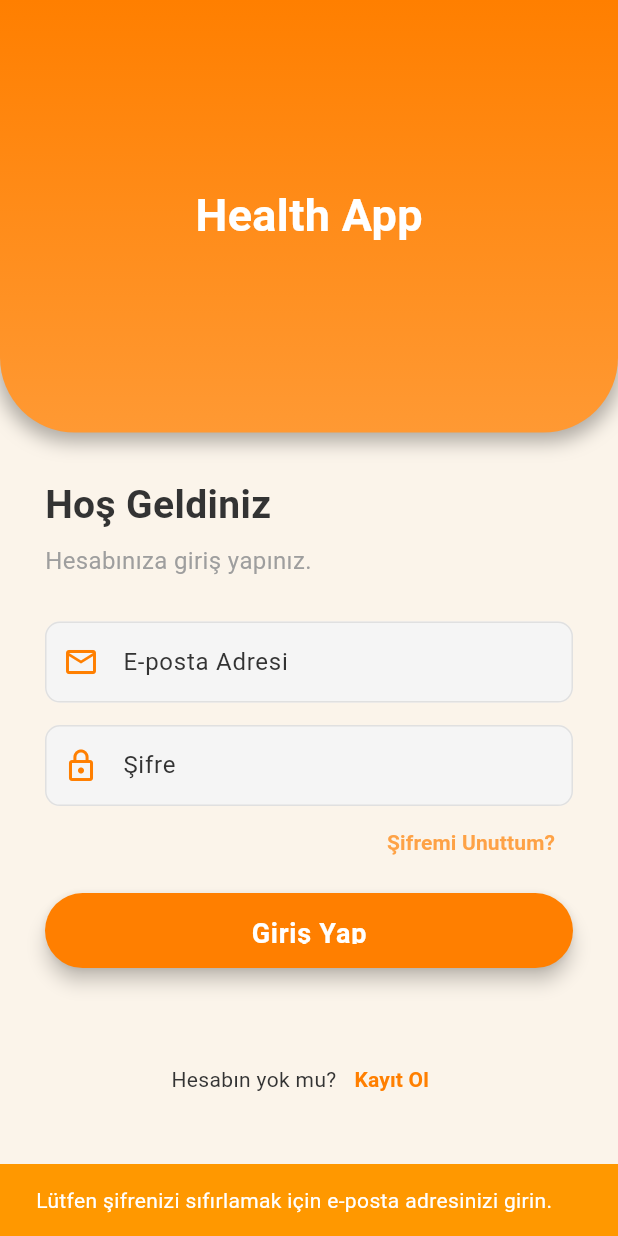
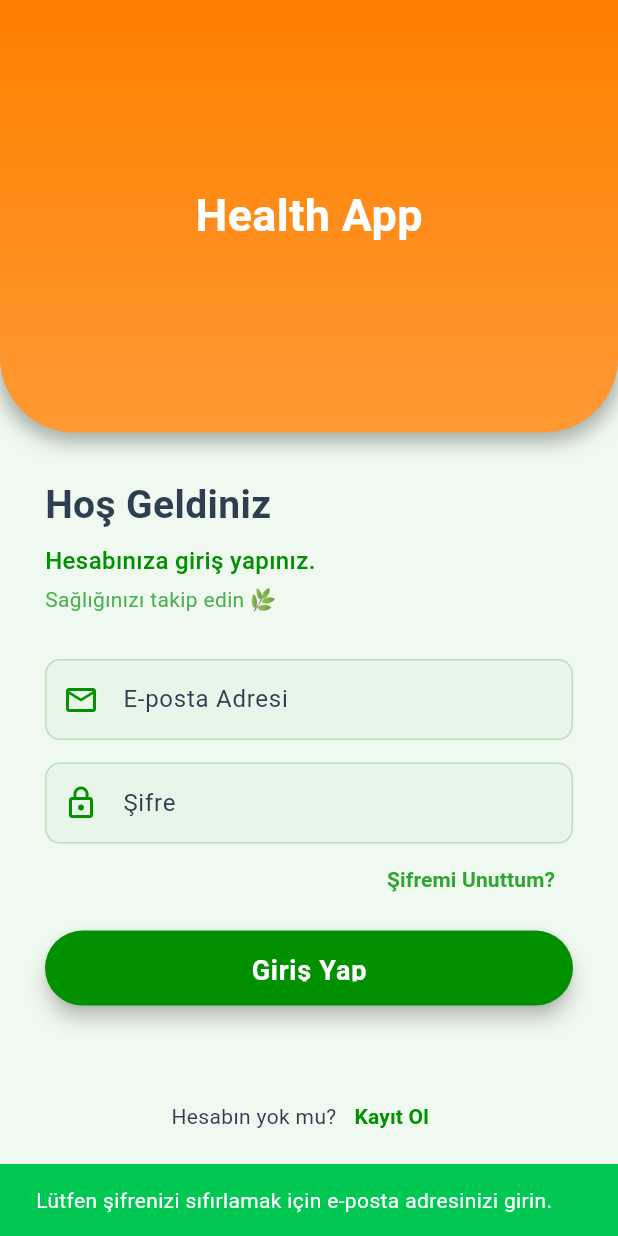
Before and after one commit to MerveSevim44/health-tracking-system, a Flutter app: the LoginScreen screen opened by its route, after a tap on "Şifremi Unuttum?", on a phone screen of 412 x 824 dp. Run offline on Flutter 3.47's test engine with Material 3 defaults, Android fonts, the phone set to English and light mode, and no system bars; our stand-ins replace firebase_auth, firebase_core, firebase_database, fl_chart; accounts and stored records are empty; network calls fail.

```diff
--- a/lib/screens/chat.dart
+++ b/lib/screens/chat.dart
@@ -1,7 +1,7 @@
 import 'package:flutter/material.dart';
 import 'dart:convert';
 import 'package:http/http.dart' as http;
-import 'package:health_care/widgets/theme.dart';
+import 'package:health_care/theme/theme.dart';
 import 'package:health_care/models/mood_model.dart';
 import 'package:provider/provider.dart';
 
@@ -40,7 +40,6 @@ class _ChatScreenState extends State<ChatScreen> {
     4: "Kullanıcı kendini **Kızgın** hissettiğini belirtti. Cevapların sabırlı, nötr ve duyguyu kabul eden bir tonda olmalıdır. Sakinleşmesine yardımcı olacak adımlar önerebilir veya sadece duygusunu boşaltmasına izin verebilirsin. Asla savunmacı veya itirazcı olma.",
   };
 
-
   @override
   void initState() {
     super.initState();
@@ -53,27 +52,35 @@ class _ChatScreenState extends State<ChatScreen> {
   void _sendInitialMessage() {
     // MoodModel'i sadece okuma modunda (listen: false) kullanmak initState'te güvenlidir.
     final moodModel = Provider.of<MoodModel>(context, listen: false);
-    final selectedMoodIndex = moodModel.selectedMoodIndex; // MoodModel'den gelen int
+    final selectedMoodIndex =
+        moodModel.selectedMoodIndex; // MoodModel'den gelen int
 
     String initialPrompt = "";
 
     // Ruha göre karşılama metni
     switch (selectedMoodIndex) {
       case 0: // Mutlu
-        initialPrompt = "Harika! Enerjin bana da geçti! ${moodModel.getMoodLabel(selectedMoodIndex)} hissetmene sevindim. Bugün ne hakkında konuşmak istersin?";
+        initialPrompt =
+            "Harika! Enerjin bana da geçti! ${moodModel.getMoodLabel(selectedMoodIndex)} hissetmene sevindim. Bugün ne hakkında konuşmak istersin?";
         break;
       case 2: // Üzgün
-        initialPrompt = "Merhaba. Bugün kendini ${moodModel.getMoodLabel(selectedMoodIndex)} hissediyormuşsun. Unutma, burası yargılanmadan her şeyi paylaşabileceğin güvenli bir alan. Seni dinlemek için buradayım, nasılsın?";
+        initialPrompt =
+            "Merhaba. Bugün kendini ${moodModel.getMoodLabel(selectedMoodIndex)} hissediyormuşsun. Unutma, burası yargılanmadan her şeyi paylaşabileceğin güvenli bir alan. Seni dinlemek için buradayım, nasılsın?";
         break;
       case 3: // Kaygılı
-        initialPrompt = "Merhaba, ${moodModel.getMoodLabel(selectedMoodIndex)} hissettiğini görüyorum. Bir nefes al. Şu an ne seni en çok meşgul ediyor? Eğer konuşmak zorsa, sadece 'Buradayım' yazabilirsin.";
+        initialPrompt =
+            "Merhaba, ${moodModel.getMoodLabel(selectedMoodIndex)} hissettiğini görüyorum. Bir nefes al. Şu an ne seni en çok meşgul ediyor? Eğer konuşmak zorsa, sadece 'Buradayım' yazabilirsin.";
         break;
       default:
-        initialPrompt = "Merhaba! ${moodModel.getMoodLabel(selectedMoodIndex)} hissettiğini görüyorum. Seni dinliyorum. Bugün konuşmak istediğin konu ne?";
+        initialPrompt =
+            "Merhaba! ${moodModel.getMoodLabel(selectedMoodIndex)} hissettiğini görüyorum. Seni dinliyorum. Bugün konuşmak istediğin konu ne?";
     }
 
     setState(() {
-      _messages.insert(0, ChatMessage(text: initialPrompt, type: ChatMessageType.bot));
+      _messages.insert(
+        0,
+        ChatMessage(text: initialPrompt, type: ChatMessageType.bot),
+      );
     });
   }
 
@@ -98,12 +105,14 @@ class _ChatScreenState extends State<ChatScreen> {
     final selectedMoodIndex = moodModel.selectedMoodIndex;
 
     // Ruha özel sistem talimatını al
-    final systemPrompt = _moodPrompts[selectedMoodIndex] ??
+    final systemPrompt =
+        _moodPrompts[selectedMoodIndex] ??
         "Sen bir destekleyici yapay zeka asistansın. Daima nazik, empatik ve yargılayıcı olmayan bir tonda cevap ver.";
 
     // --- 2. API İstek Gövdesinin Hazırlanması (Örnek: Gemini API) ---
     try {
-      final response = await http.post(
+      final response = await http
+          .post(
             Uri.parse(_geminiApiUrl),
             headers: {
               'Content-Type': 'application/json',
@@ -111,29 +120,51 @@ class _ChatScreenState extends State<ChatScreen> {
             },
             body: jsonEncode({
               'contents': [
-            {'role': 'system', 'parts': [{'text': systemPrompt}]},
-            {'role': 'user', 'parts': [{'text': userMessage}]}
+                {
+                  'role': 'system',
+                  'parts': [
+                    {'text': systemPrompt},
                   ],
-          'config': {'temperature': 0.7}
+                },
+                {
+                  'role': 'user',
+                  'parts': [
+                    {'text': userMessage},
+                  ],
+                },
+              ],
+              'config': {'temperature': 0.7},
             }),
-      ).timeout(const Duration(seconds: 30));
+          )
+          .timeout(const Duration(seconds: 30));
 
       String botResponseText;
 
       if (response.statusCode == 200) {
         final responseData = jsonDecode(utf8.decode(response.bodyBytes));
-        botResponseText = responseData['candidates'][0]['content']['parts'][0]['text'];
+        botResponseText =
+            responseData['candidates'][0]['content']['parts'][0]['text'];
       } else {
-        print('API Hata Kodu: ${response.statusCode}');
-        botResponseText = "Üzgünüm, Yapay Zeka servisine bağlanırken bir sorun oluştu. (Hata Kodu: ${response.statusCode})";
+        debugPrint('API Hata Kodu: ${response.statusCode}');
+        botResponseText =
+            "Üzgünüm, Yapay Zeka servisine bağlanırken bir sorun oluştu. (Hata Kodu: ${response.statusCode})";
       }
 
       setState(() {
-        _messages.insert(0, ChatMessage(text: botResponseText, type: ChatMessageType.bot));
+        _messages.insert(
+          0,
+          ChatMessage(text: botResponseText, type: ChatMessageType.bot),
+        );
       });
     } catch (e) {
       setState(() {
-        _messages.insert(0, ChatMessage(text: "Bir bağlantı hatası oluştu: $e", type: ChatMessageType.bot));
+        _messages.insert(
+          0,
+          ChatMessage(
+            text: "Bir bağlantı hatası oluştu: $e",
+            type: ChatMessageType.bot,
+          ),
+        );
       });
     } finally {
       setState(() {
@@ -158,16 +189,20 @@ class _ChatScreenState extends State<ChatScreen> {
               onSubmitted: _handleSubmitted,
               decoration: InputDecoration.collapsed(
                 hintText: 'Mesajınızı yazın...',
-                hintStyle: TextStyle(color: greyText.withOpacity(0.7)),
+                hintStyle: TextStyle(color: greyText.withValues(alpha: 0.7)),
               ),
-              style: TextStyle(color: Theme.of(context).textTheme.bodyMedium?.color),
+              style: TextStyle(
+                color: Theme.of(context).textTheme.bodyMedium?.color,
+              ),
             ),
           ),
           Container(
             margin: const EdgeInsets.symmetric(horizontal: 4.0),
             child: IconButton(
               icon: Icon(Icons.send, color: Theme.of(context).primaryColor),
-              onPressed: _isLoading ? null : () => _handleSubmitted(_textController.text),
+              onPressed: _isLoading
+                  ? null
+                  : () => _handleSubmitted(_textController.text),
             ),
           ),
         ],
@@ -189,11 +224,9 @@ class _ChatScreenState extends State<ChatScreen> {
         toolbarHeight: 80,
         backgroundColor: Color(0xFF009000),
         foregroundColor: Colors.white,
-        title: Text('AI Asistanı - $moodLabel Modu',
-          style: TextStyle(
-            fontSize: 22,
-            color: Colors.white,
-          ),
+        title: Text(
+          'AI Asistanı - $moodLabel Modu',
+          style: TextStyle(fontSize: 22, color: Colors.white),
         ),
       ),
       // Klavye açılıp kapanırken takılmaları azaltmak için önerilen ayar.
@@ -204,17 +237,21 @@ class _ChatScreenState extends State<ChatScreen> {
             child: ListView.builder(
               padding: const EdgeInsets.all(8.0),
               reverse: true,
-              itemBuilder: (_, int index) => _MessageBubble(message: _messages[index]),
+              itemBuilder: (_, int index) =>
+                  _MessageBubble(message: _messages[index]),
               itemCount: _messages.length,
             ),
           ),
 
-          if (_isLoading) LinearProgressIndicator(color: Theme.of(context).primaryColor),
+          if (_isLoading)
+            LinearProgressIndicator(color: Theme.of(context).primaryColor),
 
           const Divider(height: 1.0),
 
           Container(
-            decoration: BoxDecoration(color: Theme.of(context).scaffoldBackgroundColor),
+            decoration: BoxDecoration(
+              color: Theme.of(context).scaffoldBackgroundColor,
+            ),
             child: _buildTextComposer(),
           ),
         ],
@@ -231,11 +268,14 @@ class _MessageBubble extends StatelessWidget {
 
   @override
   Widget build(BuildContext context) {
-
     final isUser = message.type == ChatMessageType.user;
-    final alignment = isUser ? CrossAxisAlignment.end : CrossAxisAlignment.start;
+    final alignment = isUser
+        ? CrossAxisAlignment.end
+        : CrossAxisAlignment.start;
     final color = isUser ? Theme.of(context).primaryColor : lightCardColor;
-    final textColor = isUser ? Colors.white : Theme.of(context).textTheme.bodyMedium?.color;
+    final textColor = isUser
+        ? Colors.white
+        : Theme.of(context).textTheme.bodyMedium?.color;
 
     return Container(
       margin: const EdgeInsets.symmetric(vertical: 10.0),
@@ -243,7 +283,9 @@ class _MessageBubble extends StatelessWidget {
         crossAxisAlignment: alignment,
         children: [
           Container(
-            constraints: BoxConstraints(maxWidth: MediaQuery.of(context).size.width * 0.75),
+            constraints: BoxConstraints(
+              maxWidth: MediaQuery.of(context).size.width * 0.75,
+            ),
             padding: const EdgeInsets.all(12.0),
             decoration: BoxDecoration(
               color: color,
@@ -253,7 +295,14 @@ class _MessageBubble extends StatelessWidget {
                 bottomLeft: Radius.circular(isUser ? 15.0 : 0.0),
                 bottomRight: Radius.circular(isUser ? 0.0 : 15.0),
               ),
-              boxShadow: isUser ? null : [BoxShadow(color: Colors.grey.withOpacity(0.1), blurRadius: 4)],
+              boxShadow: isUser
+                  ? null
+                  : [
+                      BoxShadow(
+                        color: Colors.grey.withValues(alpha: 0.1),
+                        blurRadius: 4,
+                      ),
+                    ],
             ),
             child: Text(
               message.text,
--- a/lib/screens/login_screen.dart
+++ b/lib/screens/login_screen.dart
@@ -8,14 +8,16 @@ import '../screens/pastel_home_navigation.dart'; // PastelHomeNavigation importu
 import '../theme/curved_app_bar.dart';
 import 'register_screen.dart';
 
-// Ana uygulama renkleri (Turuncu Tema)
-const Color primaryOrange = Color(0xFFFF7F00);
-const Color secondaryOrange = Color(0xFFFF9933);
-const Color accentOrange = Color(0xFFFF7F00);
+// Health Care Teması Renkleri (Yeşil - Sağlık Temalı)
+const Color primaryGreen = Color(0xFF009000); // Ana yeşil
+const Color secondaryGreen = Color(0xFF4CAF50); // Açık yeşil
+const Color accentGreen = Color(0xFF00C853); // Vurgulu yeşil
 const Color white = Colors.white;
-const Color darkGrey = Color(0xFF333333);
-const Color backgroundBeige = Color(0xFFFBF4EA);
-
+const Color darkText = Color(0xFF2C3E50); // Koyu metin
+const Color lightBackground = Color(
+  0xFFF0F9F0,
+); // Açık yeşilimsi beyaz arka plan
+const Color healthCardBg = Color(0xFFE8F5E9); // Sağlık kartları için açık yeşil
 
 class LoginScreen extends StatefulWidget {
   const LoginScreen({super.key});
@@ -54,13 +56,19 @@ class _LoginScreenState extends State<LoginScreen> {
       // 2. ADIM: Başarılı yönlendirme (Uygulama geçmişini temizleyerek)
       if (mounted) {
         ScaffoldMessenger.of(context).showSnackBar(
-          const SnackBar(content: Text('Giriş başarılı! Ana sayfaya yönlendiriliyorsunuz.'), backgroundColor: darkGrey),
+          const SnackBar(
+            content: Text('Giriş başarılı! Ana sayfaya yönlendiriliyorsunuz.'),
+            backgroundColor: primaryGreen,
+          ),
         );
 
         // 🔥 YÖNLENDİRME: PastelHomeNavigation (main.dart'taki '/home' rotasına)
-        Navigator.pushNamedAndRemoveUntil(context, '/home', (Route<dynamic> route) => false);
+        Navigator.pushNamedAndRemoveUntil(
+          context,
+          '/home',
+          (Route<dynamic> route) => false,
+        );
       }
-
     } catch (e) {
       // 3. ADIM: Hata mesajını göster
       if (mounted) {
@@ -81,7 +89,12 @@ class _LoginScreenState extends State<LoginScreen> {
 
     if (email.isEmpty) {
       ScaffoldMessenger.of(context).showSnackBar(
-        const SnackBar(content: Text('Lütfen şifrenizi sıfırlamak için e-posta adresinizi girin.'), backgroundColor: Colors.orange),
+        const SnackBar(
+          content: Text(
+            'Lütfen şifrenizi sıfırlamak için e-posta adresinizi girin.',
+          ),
+          backgroundColor: accentGreen,
+        ),
       );
       return;
     }
@@ -96,7 +109,12 @@ class _LoginScreenState extends State<LoginScreen> {
 
       if (mounted) {
         ScaffoldMessenger.of(context).showSnackBar(
-          SnackBar(content: Text('Şifre sıfırlama bağlantısı $email adresine gönderildi.'), backgroundColor: primaryOrange),
+          SnackBar(
+            content: Text(
+              'Şifre sıfırlama bağlantısı $email adresine gönderildi.',
+            ),
+            backgroundColor: primaryGreen,
+          ),
         );
       }
     } catch (e) {
@@ -112,30 +130,40 @@ class _LoginScreenState extends State<LoginScreen> {
     }
   }
 
-
   // Özel Text Alanı Oluşturma Fonksiyonu (Aynı kaldı)
   Widget _buildMinimalTextField(
-      String label, IconData icon, bool isPassword, TextInputType keyboardType, TextEditingController controller) {
+    String label,
+    IconData icon,
+    bool isPassword,
+    TextInputType keyboardType,
+    TextEditingController controller,
+  ) {
     return TextField(
       controller: controller,
       keyboardType: keyboardType,
       obscureText: isPassword,
-      style: const TextStyle(color: darkGrey),
+      style: const TextStyle(color: darkText),
       decoration: InputDecoration(
         labelText: label,
-        prefixIcon: Icon(icon, color: primaryOrange),
+        prefixIcon: Icon(icon, color: primaryGreen),
         filled: true,
-        fillColor: Colors.grey.shade100,
+        fillColor: healthCardBg,
         enabledBorder: OutlineInputBorder(
           borderRadius: BorderRadius.circular(10.0),
-          borderSide: BorderSide(color: Colors.grey.shade300, width: 1.0),
+          borderSide: BorderSide(
+            color: secondaryGreen.withValues(alpha: 0.3),
+            width: 1.0,
+          ),
         ),
         focusedBorder: OutlineInputBorder(
           borderRadius: BorderRadius.circular(10.0),
-          borderSide: const BorderSide(color: primaryOrange, width: 2.0),
+          borderSide: const BorderSide(color: primaryGreen, width: 2.0),
         ),
-        labelStyle: const TextStyle(color: darkGrey),
-        contentPadding: const EdgeInsets.symmetric(vertical: 15.0, horizontal: 15.0),
+        labelStyle: const TextStyle(color: darkText),
+        contentPadding: const EdgeInsets.symmetric(
+          vertical: 15.0,
+          horizontal: 15.0,
+        ),
       ),
     );
   }
@@ -145,7 +173,7 @@ class _LoginScreenState extends State<LoginScreen> {
     final size = MediaQuery.of(context).size;
 
     return Scaffold(
-      backgroundColor: backgroundBeige,
+      backgroundColor: lightBackground,
       body: SingleChildScrollView(
         child: Column(
           children: [
@@ -171,26 +199,66 @@ class _LoginScreenState extends State<LoginScreen> {
 
             // 2. GİRİŞ FORMU BÖLÜMÜ
             Padding(
-              padding: const EdgeInsets.symmetric(horizontal: 30.0, vertical: 30.0),
+              padding: const EdgeInsets.symmetric(
+                horizontal: 30.0,
+                vertical: 30.0,
+              ),
               child: Column(
                 crossAxisAlignment: CrossAxisAlignment.start,
                 children: [
-                  const Text('Hoş Geldiniz', style: TextStyle(color: darkGrey, fontSize: 26, fontWeight: FontWeight.bold)),
+                  const Text(
+                    'Hoş Geldiniz',
+                    style: TextStyle(
+                      color: darkText,
+                      fontSize: 26,
+                      fontWeight: FontWeight.bold,
+                    ),
+                  ),
                   const SizedBox(height: 8),
-                  const Text('Hesabınıza giriş yapınız.', style: TextStyle(color: Colors.grey, fontSize: 16)),
+                  const Text(
+                    'Hesabınıza giriş yapınız.',
+                    style: TextStyle(
+                      color: primaryGreen,
+                      fontSize: 16,
+                      fontWeight: FontWeight.w500,
+                    ),
+                  ),
+                  const SizedBox(height: 5),
+                  const Text(
+                    'Sağlığınızı takip edin 🌿',
+                    style: TextStyle(color: secondaryGreen, fontSize: 14),
+                  ),
                   const SizedBox(height: 30),
 
-                  _buildMinimalTextField('E-posta Adresi', Icons.email_outlined, false, TextInputType.emailAddress, _emailController),
+                  _buildMinimalTextField(
+                    'E-posta Adresi',
+                    Icons.email_outlined,
+                    false,
+                    TextInputType.emailAddress,
+                    _emailController,
+                  ),
                   const SizedBox(height: 15),
 
-                  _buildMinimalTextField('Şifre', Icons.lock_outline, true, TextInputType.visiblePassword, _passwordController),
+                  _buildMinimalTextField(
+                    'Şifre',
+                    Icons.lock_outline,
+                    true,
+                    TextInputType.visiblePassword,
+                    _passwordController,
+                  ),
 
                   // 🔥 GÜNCELLENDİ: Şifremi Unuttum Butonu, _resetPassword metoduna bağlandı.
                   Align(
                     alignment: Alignment.centerRight,
                     child: TextButton(
                       onPressed: _isLoading ? null : _resetPassword,
-                      child: Text('Şifremi Unuttum?', style: TextStyle(color: primaryOrange.withOpacity(0.7), fontSize: 14)),
+                      child: Text(
+                        'Şifremi Unuttum?',
+                        style: TextStyle(
+                          color: primaryGreen.withValues(alpha: 0.8),
+                          fontSize: 14,
+                        ),
+                      ),
                     ),
                   ),
                   const SizedBox(height: 10),
@@ -202,13 +270,22 @@ class _LoginScreenState extends State<LoginScreen> {
                     child: ElevatedButton(
                       onPressed: _isLoading ? null : _signInUser,
                       style: ElevatedButton.styleFrom(
-                        backgroundColor: accentOrange,
-                        shape: RoundedRectangleBorder(borderRadius: BorderRadius.circular(30)),
+                        backgroundColor: primaryGreen,
+                        shape: RoundedRectangleBorder(
+                          borderRadius: BorderRadius.circular(30),
+                        ),
                         elevation: 5,
                       ),
                       child: _isLoading
                           ? const CircularProgressIndicator(color: white)
-                          : const Text('Giriş Yap', style: TextStyle(color: white, fontSize: 18, fontWeight: FontWeight.bold)),
+                          : const Text(
+                              'Giriş Yap',
+                              style: TextStyle(
+                                color: white,
+                                fontSize: 18,
+                                fontWeight: FontWeight.bold,
+                              ),
+                            ),
                     ),
                   ),
                 ],
@@ -221,7 +298,10 @@ class _LoginScreenState extends State<LoginScreen> {
               child: Row(
                 mainAxisAlignment: MainAxisAlignment.center,
                 children: [
-                  const Text('Hesabın yok mu?', style: TextStyle(color: darkGrey)),
+                  const Text(
+                    'Hesabın yok mu?',
+                    style: TextStyle(color: darkText),
+                  ),
                   TextButton(
                     onPressed: () {
                       Navigator.push(
@@ -231,7 +311,13 @@ class _LoginScreenState extends State<LoginScreen> {
                         ),
                       );
                     },
-                    child: const Text('Kayıt Ol', style: TextStyle(color: primaryOrange, fontWeight: FontWeight.bold)),
+                    child: const Text(
+                      'Kayıt Ol',
+                      style: TextStyle(
+                        color: primaryGreen,
+                        fontWeight: FontWeight.bold,
+                      ),
+                    ),
                   ),
                 ],
               ),
```
Lines whose indentation alone changed are shown as unchanged.
